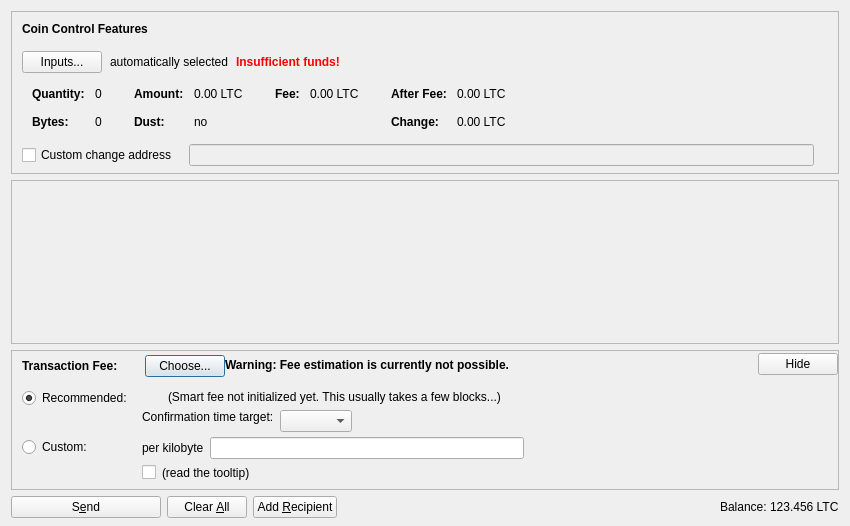
Old version of the form src/qt/forms/sendcoinsdialog.ui in the repository Cubicverse/CubicverseCoin.
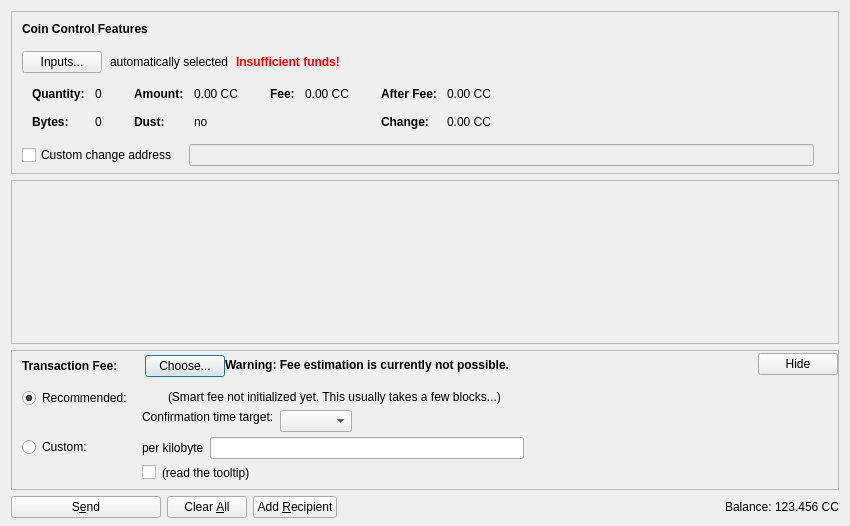
New version of the form. Icons and pictures are not drawn. Custom widgets are drawn as their Qt base class.

```diff
--- a/src/qt/forms/sendcoinsdialog.ui
+++ b/src/qt/forms/sendcoinsdialog.ui
@@ -324,7 +324,7 @@
                   <enum>Qt::ActionsContextMenu</enum>
                  </property>
                  <property name="text">
-                  <string notr="true">0.00 LTC</string>
+                  <string notr="true">0.00 CC</string>
                  </property>
                  <property name="textInteractionFlags">
                   <set>Qt::LinksAccessibleByMouse|Qt::TextSelectableByKeyboard|Qt::TextSelectableByMouse</set>
@@ -404,7 +404,7 @@
                   <enum>Qt::ActionsContextMenu</enum>
                  </property>
                  <property name="text">
-                  <string notr="true">0.00 LTC</string>
+                  <string notr="true">0.00 CC</string>
                  </property>
                  <property name="textInteractionFlags">
                   <set>Qt::LinksAccessibleByMouse|Qt::TextSelectableByKeyboard|Qt::TextSelectableByMouse</set>
@@ -455,7 +455,7 @@
                   <enum>Qt::ActionsContextMenu</enum>
                  </property>
                  <property name="text">
-                  <string notr="true">0.00 LTC</string>
+                  <string notr="true">0.00 CC</string>
                  </property>
                  <property name="textInteractionFlags">
                   <set>Qt::LinksAccessibleByMouse|Qt::TextSelectableByKeyboard|Qt::TextSelectableByMouse</set>
@@ -484,7 +484,7 @@
                   <enum>Qt::ActionsContextMenu</enum>
                  </property>
                  <property name="text">
-                  <string notr="true">0.00 LTC</string>
+                  <string notr="true">0.00 CC</string>
                  </property>
                  <property name="textInteractionFlags">
                   <set>Qt::LinksAccessibleByMouse|Qt::TextSelectableByKeyboard|Qt::TextSelectableByMouse</set>
@@ -1237,7 +1237,7 @@
           <cursorShape>IBeamCursor</cursorShape>
          </property>
          <property name="text">
-          <string notr="true">123.456 LTC</string>
+          <string notr="true">123.456 CC</string>
          </property>
          <property name="textInteractionFlags">
           <set>Qt::LinksAccessibleByMouse|Qt::TextSelectableByKeyboard|Qt::TextSelectableByMouse</set>
```
Left out of the diff: 4 changed lines with no effect on the pictures.
